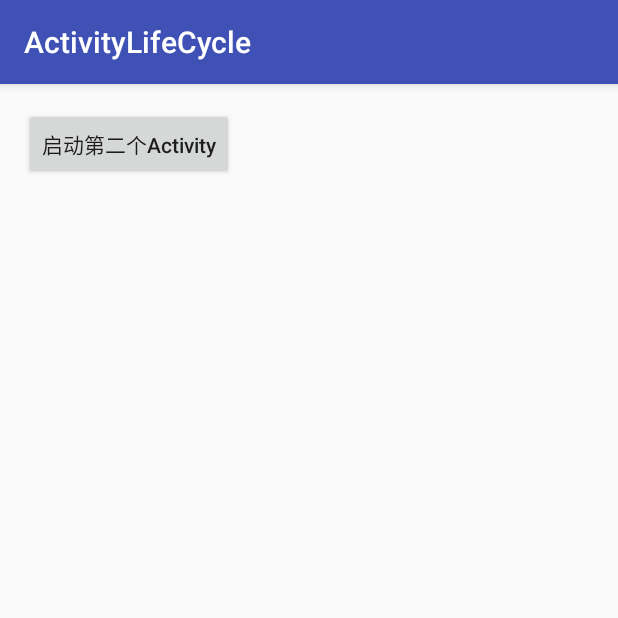
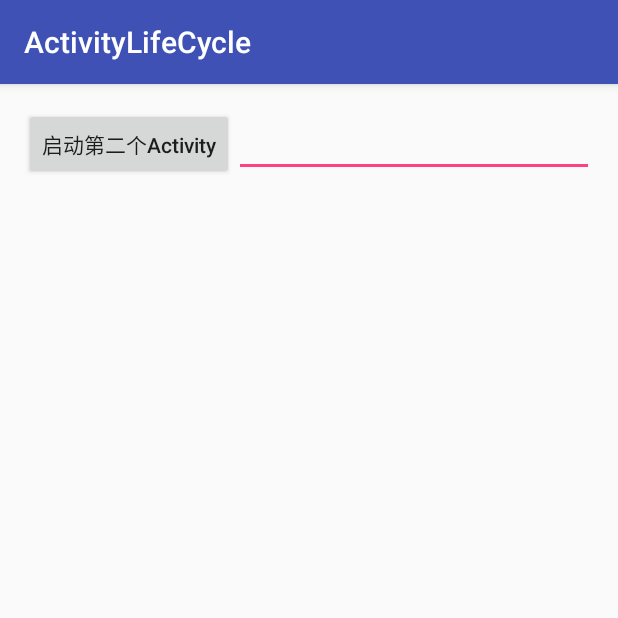
Before and after one commit to wszh197/ActivityLifeCycle, an Android app: the screen it shows after launch (MainActivity), on a phone screen of 412 x 824 dp, the top half of it. Run offline under Robolectric (Android 15) with nearby library versions, the phone set to English and light mode, and no system bars.

```diff
--- a/app/build.gradle
+++ b/app/build.gradle
@@ -23,4 +23,5 @@ dependencies {
     compile fileTree(dir: 'libs', include: ['*.jar'])
     testCompile 'junit:junit:4.12'
     compile 'com.android.support:appcompat-v7:23.4.0'
+    compile 'com.android.support:design:23.4.0'
 }
--- a/app/src/main/AndroidManifest.xml
+++ b/app/src/main/AndroidManifest.xml
@@ -15,9 +15,7 @@
                 <category android:name="android.intent.category.LAUNCHER" />
             </intent-filter>
         </activity>
-        <activity android:name=".ActivitySecond"
-            android:label="ActivitySecond"
-            android:parentActivityName=".MainActivity"/>
+        <activity android:name=".ActivitySecond"></activity>
     </application>
 
 </manifest>
--- a/app/src/main/java/com/wszh/activitylifecycle/MainActivity.java
+++ b/app/src/main/java/com/wszh/activitylifecycle/MainActivity.java
@@ -6,19 +6,35 @@ import android.os.Bundle;
 import android.util.Log;
 import android.view.View;
 import android.widget.Button;
+import android.widget.EditText;
+import android.widget.Toast;
 
 public class MainActivity extends AppCompatActivity {
     private static final String TAG = "MainActivity";
+    public static final String INFO_NAME="infoName";
+
     @Override
     protected void onCreate(Bundle savedInstanceState) {
         super.onCreate(savedInstanceState);
         setContentView(R.layout.activity_main);
         Log.d("MainActivity","onCreate执行了");
-        Button button = (Button) findViewById(R.id.activity_mainActivity_button);
+        Button button = (Button) findViewById(R.id.activity_main_button);
+        final EditText editext = (EditText) findViewById(R.id.activity_main_textview);
+
         button.setOnClickListener(new View.OnClickListener() {
             @Override
             public void onClick(View v) {
+                /*
                 Intent intent = new Intent(MainActivity.this, ActivitySecond.class);
+                startActivity(intent);
+                */
+                //Toast.makeText(MainActivity.this, "Button clicked", Toast.LENGTH_SHORT).show();
+                //Toast.makeText(MainActivity.this, "Button Clicked", Toast.LENGTH_SHORT).show();
+                Intent intent=new Intent(MainActivity.this,ActivitySecond.class);
+                //intent.putExtra("name", "MainActivity传过来的消息。");
+
+                //intent.putExtra("name", editext.getText().toString());
+                intent.putExtra(INFO_NAME, editext.getText().toString());
                 startActivity(intent);
             }
         });
--- a/app/src/main/res/layout/activity_main.xml
+++ b/app/src/main/res/layout/activity_main.xml
@@ -1,5 +1,5 @@
 <?xml version="1.0" encoding="utf-8"?>
-<RelativeLayout xmlns:android="http://schemas.android.com/apk/res/android"
+<LinearLayout xmlns:android="http://schemas.android.com/apk/res/android"
     xmlns:tools="http://schemas.android.com/tools"
     android:layout_width="match_parent"
     android:layout_height="match_parent"
@@ -7,12 +7,18 @@
     android:paddingLeft="@dimen/activity_horizontal_margin"
     android:paddingRight="@dimen/activity_horizontal_margin"
     android:paddingTop="@dimen/activity_vertical_margin"
+    android:orientation="horizontal"
     tools:context="com.wszh.activitylifecycle.MainActivity">
 
     <Button
-        android:id="@+id/activity_mainActivity_button"
+        android:id="@+id/activity_main_button"
         android:text="启动第二个Activity"
         android:layout_width="wrap_content"
         android:layout_height="wrap_content"
         android:textAllCaps="false"/>
-</RelativeLayout>
+    <EditText
+        android:id="@+id/activity_main_textview"
+        android:layout_weight="2"
+        android:layout_width="0dp"
+        android:layout_height="wrap_content" />
+</LinearLayout>
--- a/app/src/main/res/values/dimens.xml
+++ b/app/src/main/res/values/dimens.xml
@@ -2,4 +2,5 @@
     <!-- Default screen margins, per the Android Design guidelines. -->
     <dimen name="activity_horizontal_margin">16dp</dimen>
     <dimen name="activity_vertical_margin">16dp</dimen>
+    <dimen name="fab_margin">16dp</dimen>
 </resources>
--- a/app/src/main/res/values/strings.xml
+++ b/app/src/main/res/values/strings.xml
@@ -1,3 +1,4 @@
 <resources>
     <string name="app_name">ActivityLifeCycle</string>
+    <string name="title_activity_activity_second">ActivitySecond</string>
 </resources>
```
Also changed, not shown: app/src/main/java/com/wszh/activitylifecycle/ActivitySecond.java (+17 -9 lines), app/src/main/res/layout/activity_second.xml (added, +18 -0 lines), app/src/main/res/values-v21/styles.xml (added, +9 -0 lines), app/src/main/res/values/styles.xml (+9 -0 lines).
